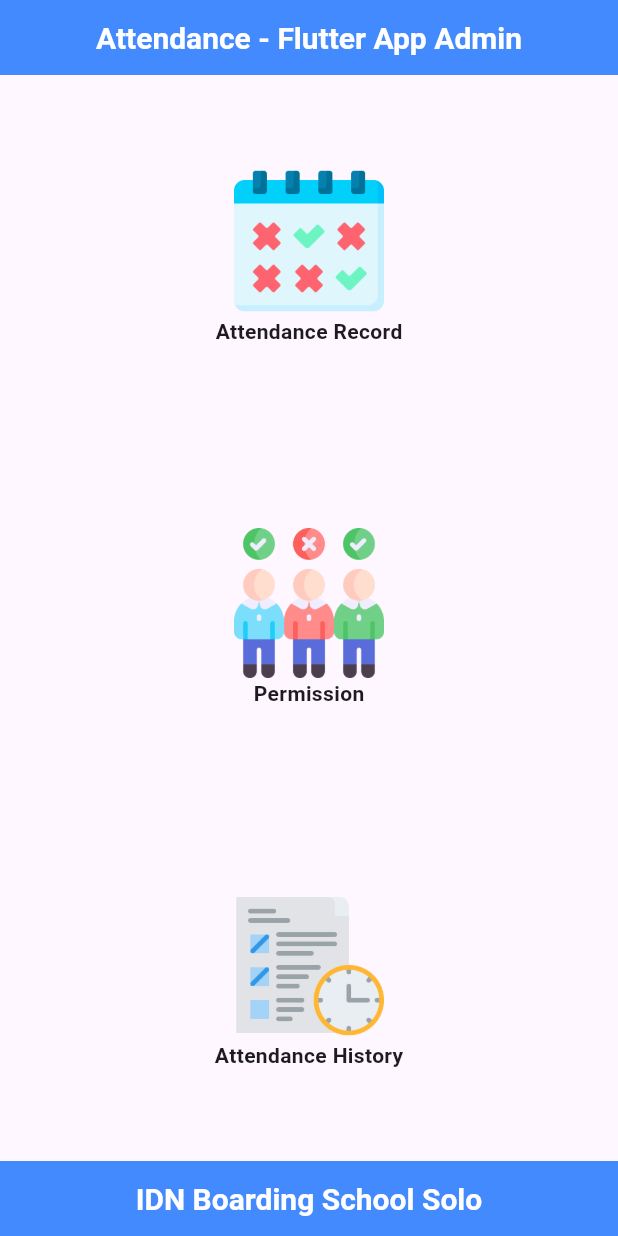
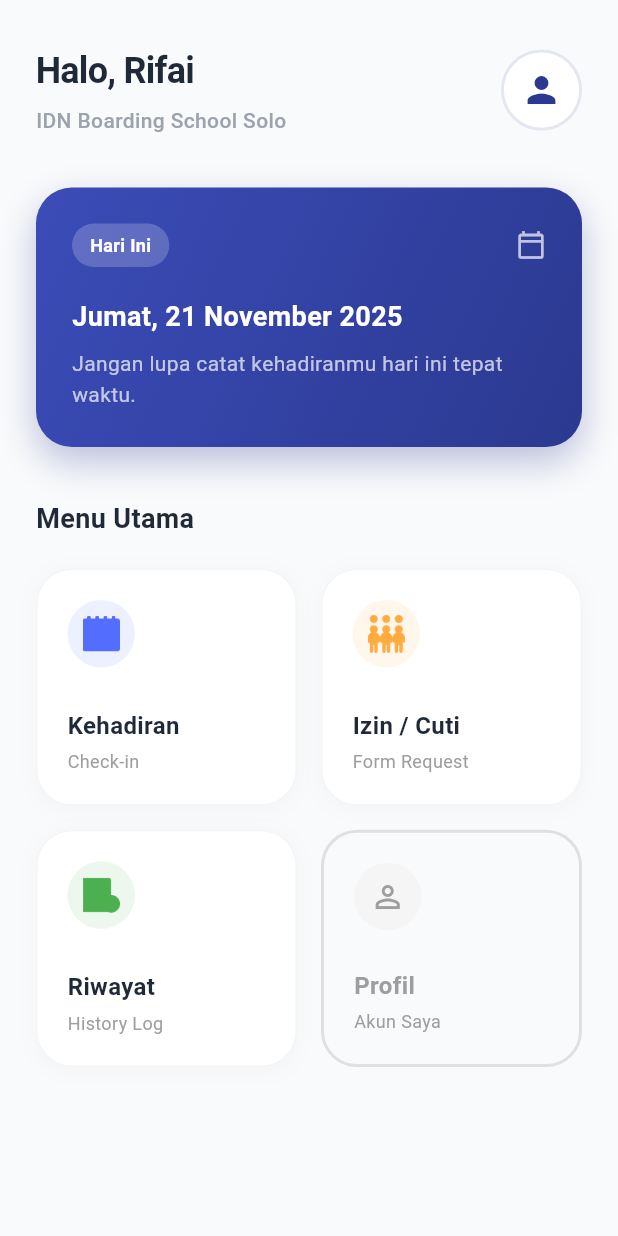
Before and after one commit to Rifai-Hub/Attendance-App, a Flutter app: the screen it shows after launch, on a phone screen of 412 x 824 dp. Run offline on Flutter 3.47's test engine with Material 3 defaults, Android fonts, the phone set to English and light mode, and no system bars; our stand-ins replace camera, cloud_firestore, dotted_border, firebase_core, geocoding, geolocator and 1 more; missing offline and left inert: google_mlkit_face_detection; accounts and stored records are empty.

Commit message:
home_screen update

```diff
--- a/lib/main.dart
+++ b/lib/main.dart
@@ -1,6 +1,7 @@
 import 'package:firebase_core/firebase_core.dart';
 import 'package:flutter/material.dart';
 import 'package:attendance_app/ui/home_screen.dart';
+import 'package:intl/date_symbol_data_local.dart';
 
 Future<void> main() async {
   WidgetsFlutterBinding.ensureInitialized();
@@ -15,6 +16,7 @@ Future<void> main() async {
         projectId: 'attendance-app-a1762',
       ),
     );
+    await initializeDateFormatting('id_ID', null);
     // Firebase connection success
     print("Firebase Terhubung ke:");
     print("API Key: ${Firebase.app().options.apiKey}");
--- a/lib/ui/home_screen.dart
+++ b/lib/ui/home_screen.dart
@@ -1,157 +1,295 @@
 import 'package:flutter/material.dart';
+import 'package:flutter/services.dart';
+import 'package:intl/intl.dart';
 import 'package:attendance_app/ui/attend/attend_screen.dart';
 import 'package:attendance_app/ui/absent/absent_screen.dart';
 import 'package:attendance_app/ui/attendance_history/attendance_history_screen.dart';
+import 'package:attendance_app/ui/profile/profile_screen.dart';
 
 class HomeScreen extends StatelessWidget {
   const HomeScreen({super.key});
 
   @override
   Widget build(BuildContext context) {
+    final Color primaryColor = const Color(0xFF2B3990);
+    final Color backgroundColor = const Color(0xFFF9FAFB);
+    final Color textDark = const Color(0xFF1F2937);
+    final Color textLight = const Color(0xFF9CA3AF);
+
+    String todayDate = DateFormat('EEEE, d MMMM yyyy', 'id_ID').format(DateTime.now());
+
     return Scaffold(
-      body: Column(
+      backgroundColor: backgroundColor,
+      appBar: AppBar(
+        systemOverlayStyle: SystemUiOverlayStyle.dark,
+        backgroundColor: Colors.transparent,
+        elevation: 0,
+        toolbarHeight: 0,
+      ),
+      body: SafeArea(
+        child: Padding(
+          padding: const EdgeInsets.symmetric(horizontal: 24.0),
+          child: Column(
+            crossAxisAlignment: CrossAxisAlignment.start,
             children: [
-          // Header
-          SizedBox(
-            height: 50,
-            child: Scaffold(
-              appBar: AppBar(
-                backgroundColor: Colors.blueAccent,
-                centerTitle: true,
-                title: const Text(
-                  "Attendance - Flutter App Admin",
+              const SizedBox(height: 30),
+
+              Row(
+                mainAxisAlignment: MainAxisAlignment.spaceBetween,
+                children: [
+                  Column(
+                    crossAxisAlignment: CrossAxisAlignment.start,
+                    children: [
+                      Text(
+                        "Halo, Rifai",
                         style: TextStyle(
-                    fontSize: 20,
-                    fontWeight: FontWeight.bold,
+                          fontSize: 24,
+                          fontWeight: FontWeight.w700,
+                          color: textDark,
+                          letterSpacing: -0.5,
+                        ),
+                      ),
+                      const SizedBox(height: 6),
+                      Text(
+                        "IDN Boarding School Solo",
+                        style: TextStyle(
+                          fontSize: 14,
+                          color: textLight,
+                          fontWeight: FontWeight.w500,
+                        ),
+                      ),
+                    ],
+                  ),
+
+                  GestureDetector(
+                    onTap: () {
+                      Navigator.push(
+                        context,
+                        MaterialPageRoute(builder: (context) => const ProfileScreen()),
+                      );
+                    },
+                    child: Container(
+                      decoration: BoxDecoration(
+                        shape: BoxShape.circle,
+                        border: Border.all(color: primaryColor.withOpacity(0.1), width: 2),
+                      ),
+                      child: CircleAvatar(
+                        radius: 25,
+                        backgroundColor: Colors.white,
+                        child: Icon(Icons.person, color: primaryColor, size: 28),
+                      ),
+                    ),
+                  ),
+                ],
+              ),
+
+              const SizedBox(height: 35),
+
+              Container(
+                width: double.infinity,
+                padding: const EdgeInsets.all(24),
+                decoration: BoxDecoration(
+                  color: primaryColor,
+                  borderRadius: BorderRadius.circular(24),
+                  boxShadow: [
+                    BoxShadow(
+                      color: primaryColor.withOpacity(0.3),
+                      blurRadius: 20,
+                      offset: const Offset(0, 10),
+                    ),
+                  ],
+                  gradient: LinearGradient(
+                    begin: Alignment.topLeft,
+                    end: Alignment.bottomRight,
+                    colors: [
+                      const Color(0xFF3B4CB8),
+                      const Color(0xFF2B3990),
+                    ],
+                  ),
+                ),
+                child: Column(
+                  crossAxisAlignment: CrossAxisAlignment.start,
+                  children: [
+                    Row(
+                      mainAxisAlignment: MainAxisAlignment.spaceBetween,
+                      children: [
+                        Container(
+                          padding: const EdgeInsets.symmetric(horizontal: 12, vertical: 6),
+                          decoration: BoxDecoration(
+                            color: Colors.white.withOpacity(0.2),
+                            borderRadius: BorderRadius.circular(20),
+                          ),
+                          child: const Text(
+                            "Hari Ini",
+                            style: TextStyle(color: Colors.white, fontSize: 12, fontWeight: FontWeight.w600),
+                          ),
+                        ),
+                        const Icon(Icons.calendar_today_outlined, color: Colors.white70, size: 20),
+                      ],
+                    ),
+                    const SizedBox(height: 20),
+                    Text(
+                      todayDate,
+                      style: const TextStyle(
+                        fontSize: 18,
+                        fontWeight: FontWeight.w600,
                         color: Colors.white,
                       ),
                     ),
+                    const SizedBox(height: 8),
+                    const Text(
+                      "Jangan lupa catat kehadiranmu hari ini tepat waktu.",
+                      style: TextStyle(
+                        fontSize: 14,
+                        color: Colors.white70,
+                        height: 1.5,
                       ),
+                    ),
+                  ],
                 ),
               ),
 
-          // Content
+              const SizedBox(height: 35),
+
+              Text(
+                "Menu Utama",
+                style: TextStyle(
+                  fontSize: 18,
+                  fontWeight: FontWeight.w700,
+                  color: textDark,
+                ),
+              ),
+              const SizedBox(height: 20),
+
               Expanded(
-            child: Column(
+                child: GridView.count(
+                  crossAxisCount: 2,
+                  crossAxisSpacing: 16,
+                  mainAxisSpacing: 16,
+                  childAspectRatio: 1.1,
                   children: [
-                Expanded(
-                  // efect when click
-                  child: InkWell(
-                    highlightColor: Colors.transparent,
-                    splashColor: Colors.transparent,
+                    _buildMenuCard(
+                      context,
+                      title: "Kehadiran",
+                      subtitle: "Check-in",
+                      iconAsset: 'assets/images/ic_absen.png',
+                      iconData: Icons.camera_alt_outlined,
+                      color: Colors.indigoAccent,
+                      onTap: () => Navigator.push(context, MaterialPageRoute(builder: (context) => const AttendScreen())),
+                    ),
+                    _buildMenuCard(
+                      context,
+                      title: "Izin / Cuti",
+                      subtitle: "Form Request",
+                      iconAsset: 'assets/images/ic_leave.png',
+                      iconData: Icons.assignment_outlined,
+                      color: Colors.orangeAccent,
+                      onTap: () => Navigator.push(context, MaterialPageRoute(builder: (context) => const AbsentScreen())),
+                    ),
+                    _buildMenuCard(
+                      context,
+                      title: "Riwayat",
+                      subtitle: "History Log",
+                      iconAsset: 'assets/images/ic_history.png',
+                      iconData: Icons.history,
+                      color: Colors.green,
+                      onTap: () => Navigator.push(context, MaterialPageRoute(builder: (context) => const AttendanceHistoryScreen())),
+                    ),
+                    _buildMenuCard(
+                      context,
+                      title: "Profil",
+                      subtitle: "Akun Saya",
+                      iconData: Icons.person_outline,
+                      color: Colors.grey,
+                      isGhost: true,
                       onTap: () {
-                      Navigator.push(
-                        context,
-                        MaterialPageRoute(
-                          builder: (context) => const AttendScreen(),
+                        Navigator.push(context, MaterialPageRoute(builder: (context) => const ProfileScreen()));
+                      },
                     ),
-                      );
-                    },
-                    child: const Column(
-                      mainAxisAlignment: MainAxisAlignment.center,
-                      children: [
-                        Image(
-                          image: AssetImage('assets/images/ic_absen.png'),
-                          height: 100,
-                          width: 100,
-                        ),
-                        Text(
-                          "Attendance Record",
-                          style: TextStyle(
-                            fontSize: 14,
-                            fontWeight: FontWeight.bold,
+                  ],
                 ),
               ),
             ],
           ),
         ),
       ),
-                Expanded(
+    );
+  }
+
+  Widget _buildMenuCard(
+    BuildContext context, {
+    required String title,
+    required String subtitle,
+    String? iconAsset,
+    IconData? iconData,
+    required Color color,
+    required VoidCallback onTap,
+    bool isGhost = false,
+  }) {
+    return Material(
+      color: Colors.transparent,
       child: InkWell(
-                    highlightColor: Colors.transparent,
-                    splashColor: Colors.transparent,
-                    onTap: () {
-                      Navigator.push(
-                        context,
-                        MaterialPageRoute(
-                          builder: (context) => const AbsentScreen(),
+        onTap: onTap,
+        borderRadius: BorderRadius.circular(24),
+        child: Container(
+          decoration: BoxDecoration(
+            color: isGhost ? Colors.transparent : Colors.white,
+            borderRadius: BorderRadius.circular(24),
+            border: isGhost
+                ? Border.all(color: Colors.grey.shade300, width: 2, style: BorderStyle.solid)
+                : Border.all(color: Colors.grey.shade100),
+            boxShadow: isGhost ? [] : [
+              BoxShadow(
+                color: Colors.grey.withOpacity(0.05),
+                spreadRadius: 2,
+                blurRadius: 10,
+                offset: const Offset(0, 2),
               ),
-                      );
-                    },
-                    child: const Column(
-                      mainAxisAlignment: MainAxisAlignment.center,
+            ],
+          ),
+          padding: const EdgeInsets.all(20),
+          child: Column(
+            crossAxisAlignment: CrossAxisAlignment.start,
+            mainAxisAlignment: MainAxisAlignment.spaceBetween,
             children: [
-                        Image(
-                          image: AssetImage('assets/images/ic_leave.png'),
-                          height: 100,
-                          width: 100,
+              Container(
+                height: 45,
+                width: 45,
+                padding: const EdgeInsets.all(10),
+                decoration: BoxDecoration(
+                  color: isGhost ? Colors.grey.shade100 : color.withOpacity(0.1),
+                  shape: BoxShape.circle,
                 ),
+                child: iconAsset != null
+                    ? Image.asset(iconAsset, color: isGhost ? Colors.grey : color)
+                    : Icon(iconData, color: isGhost ? Colors.grey : color, size: 24),
+              ),
+
+              Column(
+                crossAxisAlignment: CrossAxisAlignment.start,
+                children: [
                   Text(
-                          "Permission",
+                    title,
                     style: TextStyle(
-                            fontSize: 14,
+                      fontSize: 16,
                       fontWeight: FontWeight.bold,
+                      color: isGhost ? Colors.grey : const Color(0xFF1F2937),
                     ),
                   ),
+                  const SizedBox(height: 4),
+                  Text(
+                    subtitle,
+                    style: TextStyle(
+                      fontSize: 12,
+                      color: Colors.grey.shade500,
+                    ),
+                  ),
+                ],
+              )
             ],
           ),
         ),
       ),
-                Expanded(
-                  child: InkWell(
-                    highlightColor: Colors.transparent,
-                    splashColor: Colors.transparent,
-                    onTap: () {
-                      Navigator.push(
-                        context,
-                        MaterialPageRoute(
-                          builder: (context) => const AttendanceHistoryScreen(),
-                        ),
-                      );
-                    },
-                    child: const Column(
-                      mainAxisAlignment: MainAxisAlignment.center,
-                      children: [
-                        Image(
-                          image: AssetImage('assets/images/ic_history.png'),
-                          height: 100,
-                          width: 100,
-                        ),
-                        Text(
-                          "Attendance History",
-                          style: TextStyle(
-                            fontSize: 14,
-                            fontWeight: FontWeight.bold,
-                          ),
-                        ),
-                      ],
-                    ),
-                  ),
-                ),
-              ],
-            ),
-          ),
-
-          // Footer
-          SizedBox(
-            height: 50,
-            child: Scaffold(
-              appBar: AppBar(
-                backgroundColor: Colors.blueAccent,
-                centerTitle: true,
-                title: const Text(
-                  "IDN Boarding School Solo",
-                  style: TextStyle(
-                    fontSize: 20,
-                    fontWeight: FontWeight.bold,
-                    color: Colors.white,
-                  ),
-                ),
-              ),
-            ),
-          ),
-        ],
-      ),
     );
   }
 }
```
Also changed, not shown: 2 other files. Lines whose indentation alone changed are shown as unchanged.
